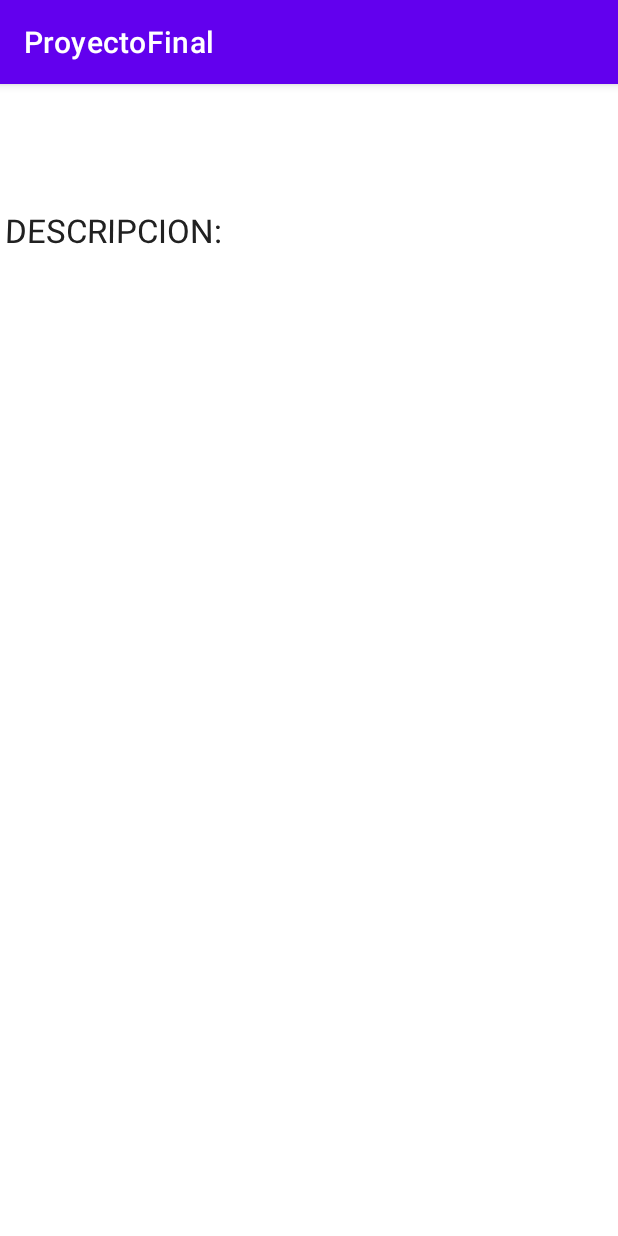
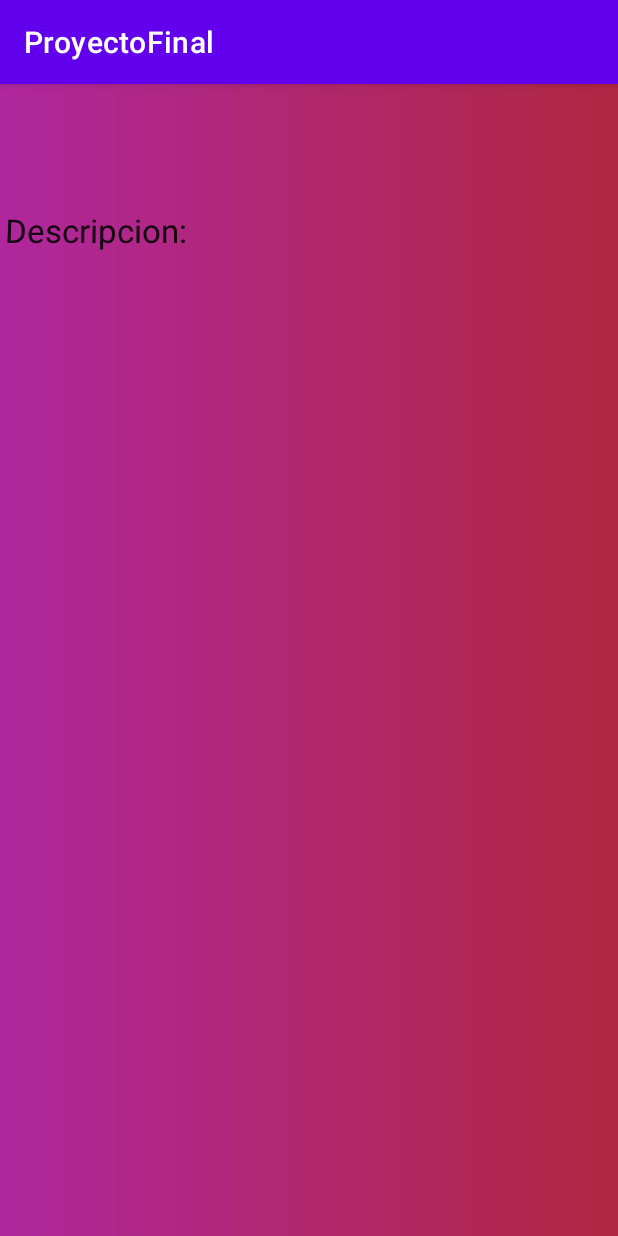
Before and after one commit to MC-io/ProyectoFinal, an Android app: the Description screen opened directly, with no data from a screen before it, on a phone screen of 412 x 824 dp. Run offline under Robolectric (Android 15) with nearby library versions, the phone set to English and light mode, and no system bars.

Commit message:
New background

```diff
--- a/app/src/main/res/layout/activity_description.xml
+++ b/app/src/main/res/layout/activity_description.xml
@@ -5,7 +5,8 @@
     android:layout_width="match_parent"
     android:layout_height="match_parent"
     tools:context=".Description"
-    tools:layout_editor_absoluteY="81dp">
+    tools:layout_editor_absoluteY="81dp"
+    android:background="@drawable/fondo_degradado">
 
 
     <TextView
@@ -16,7 +17,7 @@
         android:layout_marginLeft="3dp"
         android:layout_marginBottom="567dp"
         android:rotationX="8"
-        android:text="DESCRIPCION:"
+        android:text="Descripcion:"
         android:textAppearance="@style/TextAppearance.AppCompat.Large"
         android:visibility="visible"
         app:layout_constraintBottom_toBottomOf="parent"
```
